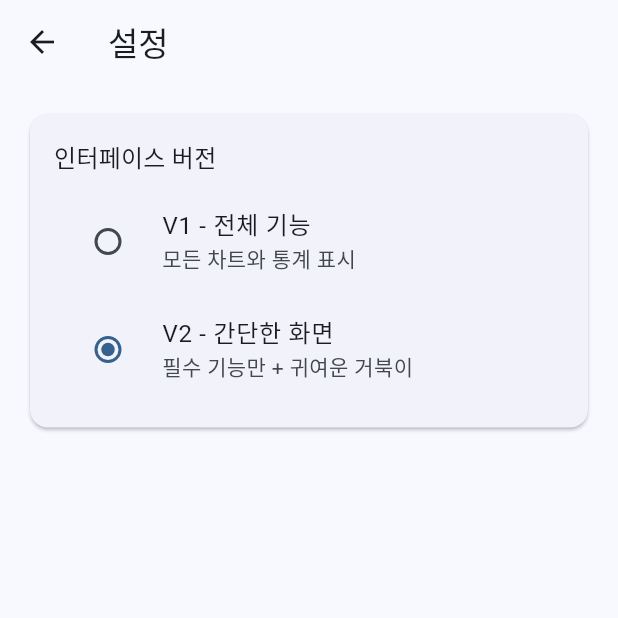
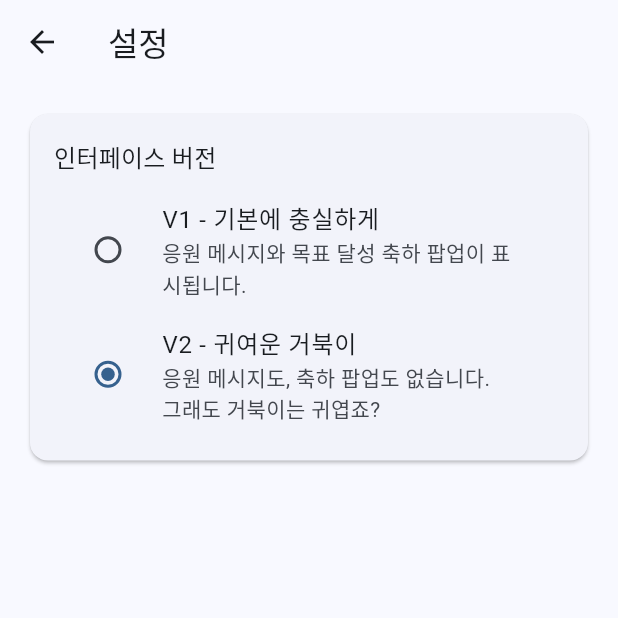
Before and after one commit to TobenKun/SABU, a Flutter app: the screen it shows after launch, after a tap on the "add" icon, after a tap on the "settings" icon, on a phone screen of 412 x 824 dp, the top half of it. Run offline on Flutter 3.47's test engine with Material 3 defaults, Android fonts, the light colour scheme and no system bars; our stand-ins replace flutter_animate, shared_preferences, sqflite; accounts and stored records are empty.

Commit message:
Fix database test isolation, unify progress messages, update default settings, and revise design descriptions

```diff
--- a/lib/main.dart
+++ b/lib/main.dart
@@ -5,8 +5,9 @@ import 'screens/home_screen_v2.dart';
 import 'screens/settings_screen.dart';
 import 'services/performance_service.dart';
 import 'services/logger_service.dart';
+import 'services/design_version_service.dart';
 
-void main() {
+void main() async {
   // Initialize Flutter bindings first
   WidgetsFlutterBinding.ensureInitialized();
 
@@ -25,6 +26,9 @@ void main() {
 
   // Start memory monitoring
   PerformanceService.startMemoryMonitoring();
+
+  // Initialize design version settings for first-time users
+  await DesignVersionService().performFirstRunSetup();
 
   runApp(const SavingsApp());
 }
--- a/lib/screens/home_screen_v2.dart
+++ b/lib/screens/home_screen_v2.dart
@@ -33,6 +33,7 @@ class _HomeScreenV2State extends State<HomeScreenV2> {
   TurtleAnimationLevel _currentAnimationLevel = TurtleAnimationLevel.idle;
   bool _isLoading = false;
   String? _errorMessage;
+  int _validatedStreak = 0;
 
   @override
   void initState() {
@@ -88,9 +89,11 @@ class _HomeScreenV2State extends State<HomeScreenV2> {
     try {
       LoggerService.debug('Loading user progress for V2');
       final progress = await _databaseService.getCurrentProgress();
+      final validatedStreak = await DatabaseService.getValidatedCurrentStreak();
       if (mounted) {
         setState(() {
           _progress = progress;
+          _validatedStreak = validatedStreak;
         });
       }
       LoggerService.info(
--- a/lib/services/database_service.dart
+++ b/lib/services/database_service.dart
@@ -29,12 +29,10 @@ class DatabaseException implements Exception {
 
 class DatabaseService {
   static Database? _database;
-  static String? _testDbPath; // For test isolation
+  static String? _testDbPath;
 
-  static Future<Database> get database async {
-    if (_database != null) return _database!;
-    _database = await _initDatabase();
-    return _database!;
+  Future<Database> get database async {
+    return await _initDatabase();
   }
 
   static Future<Database> _initDatabase() async {
@@ -92,7 +90,7 @@ class DatabaseService {
       // Initialize progress row
       await txn.insert('user_progress', {
         'id': 1,
-        'last_save_date': DateTime.now().millisecondsSinceEpoch,
+        'last_save_date': 0,  // Set to 0 to detect first save
       });
     });
   }
@@ -149,6 +147,7 @@ class DatabaseService {
                 END,
                 last_save_date = ?,
                 current_streak = CASE
+                  WHEN last_save_date = 0 THEN 1
                   WHEN date(last_save_date/1000, 'unixepoch') = date('now')
                   THEN current_streak
                   WHEN date(last_save_date/1000, 'unixepoch', '+1 day') = date('now')
@@ -157,6 +156,7 @@ class DatabaseService {
                 END,
                 longest_streak = MAX(longest_streak,
                   CASE
+                    WHEN last_save_date = 0 THEN 1
                     WHEN date(last_save_date/1000, 'unixepoch') = date('now')
                     THEN current_streak
                     WHEN date(last_save_date/1000, 'unixepoch', '+1 day') = date('now')
@@ -265,6 +265,52 @@ class DatabaseService {
       },
       metadata: {'operation_type': 'get_progress'},
     );
+  }
+
+  static Future<int> getValidatedCurrentStreak() async {
+    return await PerformanceService.monitorDatabaseOperation(
+      'getValidatedCurrentStreak',
+      () async {
+        try {
+          final progress = await DatabaseService().getCurrentProgress();
+
+          if (progress.lastSaveDate.millisecondsSinceEpoch == 0) {
+            return 0; // 아직 저축 안함
+          }
+
+          final lastSaveDay = progress.lastSaveDate;
+          final today = DateTime.now();
+          final yesterday = today.subtract(const Duration(days: 1));
+
+          // 마지막 저축이 오늘이면 현재 스트릭 유지
+          if (_isSameDay(lastSaveDay, today)) {
+            return progress.currentStreak;
+          }
+
+          // 마지막 저축이 어제면 연속 가능 상태 (아직 오늘 저축 안함)
+          if (_isSameDay(lastSaveDay, yesterday)) {
+            return progress.currentStreak;
+          }
+
+          // 그 외의 경우 스트릭 깨짐
+          return 0;
+
+        } catch (e) {
+          throw DatabaseException(
+            DatabaseError.connectionFailed,
+            'Failed to validate current streak: ${e.toString()}',
+            e,
+          );
+        }
+      },
+      metadata: {'operation_type': 'validate_streak'},
+    );
+  }
+
+  static bool _isSameDay(DateTime date1, DateTime date2) {
+    return date1.year == date2.year &&
+           date1.month == date2.month &&
+           date1.day == date2.day;
   }
 
   Future<List<SavingsSession>> getSavingsHistory({
--- a/lib/utils/korean_number_formatter.dart
+++ b/lib/utils/korean_number_formatter.dart
@@ -131,12 +131,12 @@ class KoreanNumberFormatter {
 
     if (percentage >= 100) {
       return '목표 달성! 축하합니다! 🎉';
-    } else if (percentage >= 90) {
+    } else if (percentage >= 80) {
       return '거의 다 왔어요! ${formatCurrency(remaining)} 남았습니다';
     } else if (percentage >= 50) {
-      return '절반 이상 달성! ${formatPercentage(percentage)} 완료';
+      return '절반 이상 달성! ${formatCurrency(remaining)} 남았습니다';
     } else if (percentage >= 25) {
-      return '좋은 시작이에요! ${formatPercentage(percentage)} 완료';
+      return '좋은 시작이에요! ${formatCurrency(remaining)} 남았습니다';
     } else {
       return '화이팅! ${formatCurrency(remaining)} 남았습니다';
     }
--- a/lib/widgets/design_version_toggle.dart
+++ b/lib/widgets/design_version_toggle.dart
@@ -27,8 +27,8 @@ class DesignVersionToggle extends StatelessWidget {
             const SizedBox(height: 8),
             // ignore: deprecated_member_use
             RadioListTile<DesignVersion>(
-              title: const Text('V1 - 전체 기능'),
-              subtitle: const Text('모든 차트와 통계 표시'),
+              title: const Text('V1 - 기본에 충실하게'),
+              subtitle: const Text('응원 메시지와 목표 달성 축하 팝업이 표시됩니다.'),
               value: DesignVersion.v1,
               // ignore: deprecated_member_use
               groupValue: currentVersion,
@@ -41,8 +41,8 @@ class DesignVersionToggle extends StatelessWidget {
             ),
             // ignore: deprecated_member_use
             RadioListTile<DesignVersion>(
-              title: const Text('V2 - 간단한 화면'),
-              subtitle: const Text('필수 기능만 + 귀여운 거북이'),
+              title: const Text('V2 - 귀여운 거북이'),
+              subtitle: const Text('응원 메시지도, 축하 팝업도 없습니다.\n그래도 거북이는 귀엽죠?'),
               value: DesignVersion.v2,
               // ignore: deprecated_member_use
               groupValue: currentVersion,
--- a/lib/widgets/usage_stats_card.dart
+++ b/lib/widgets/usage_stats_card.dart
@@ -1,7 +1,8 @@
 import 'package:flutter/material.dart';
 import '../models/user_progress.dart';
+import '../services/database_service.dart';
 
-class UsageStatsCard extends StatelessWidget {
+class UsageStatsCard extends StatefulWidget {
   final UserProgress progress;
   final bool ultraCompact;
 
@@ -10,6 +11,12 @@ class UsageStatsCard extends StatelessWidget {
     required this.progress,
     this.ultraCompact = false,
   });
+
+  @override
+  State<UsageStatsCard> createState() => _UsageStatsCardState();
+}
+
+class _UsageStatsCardState extends State<UsageStatsCard> {
 
   Widget _buildStatColumn(String label, String value, IconData icon) {
     return Column(
@@ -42,7 +49,12 @@ class UsageStatsCard extends StatelessWidget {
 
   @override
   Widget build(BuildContext context) {
-    if (ultraCompact) {
+    return FutureBuilder<int>(
+      future: DatabaseService.getValidatedCurrentStreak(),
+      builder: (context, snapshot) {
+        final validatedStreak = snapshot.data ?? widget.progress.currentStreak;
+
+        if (widget.ultraCompact) {
       // Ultra-compact version for small screens with enhanced card design
       return Container(
         key: const Key('usage_stats_card'),
@@ -87,7 +99,7 @@ class UsageStatsCard extends StatelessWidget {
                     ],
                   ),
                     Text(
-                      '${progress.todaySessionCount}회',
+                      '${widget.progress.todaySessionCount}회',
                       style: TextStyle(
                         fontSize: 12,
                         color: Colors.grey[700],
@@ -118,7 +130,7 @@ class UsageStatsCard extends StatelessWidget {
                     ],
                   ),
                     Text(
-                      '${progress.totalSessions}회',
+                      '${widget.progress.totalSessions}회',
                       style: TextStyle(
                         fontSize: 12,
                         color: Colors.grey[700],
@@ -149,7 +161,7 @@ class UsageStatsCard extends StatelessWidget {
                     ],
                   ),
                     Text(
-                      '${progress.currentStreak}일',
+                      '${validatedStreak}일',
                       style: TextStyle(
                         fontSize: 12,
                         color: Colors.grey[700],
@@ -186,22 +198,24 @@ class UsageStatsCard extends StatelessWidget {
           children: [
             _buildStatColumn(
               '오늘',
-              '${progress.todaySessionCount}회',
+              '${widget.progress.todaySessionCount}회',
               Icons.today,
             ),
             _buildStatColumn(
               '총 저축',
-              '${progress.totalSessions}회',
+              '${widget.progress.totalSessions}회',
               Icons.savings,
             ),
             _buildStatColumn(
               '연속 기록',
-              '${progress.currentStreak}일',
+              '${validatedStreak}일',
               Icons.local_fire_department,
             ),
           ],
         ),
       ),
     );
+      },
+    );
   }
 }
```
Also changed, not shown: lib/screens/home_screen.dart (+6 -3 lines), 3 other files.
